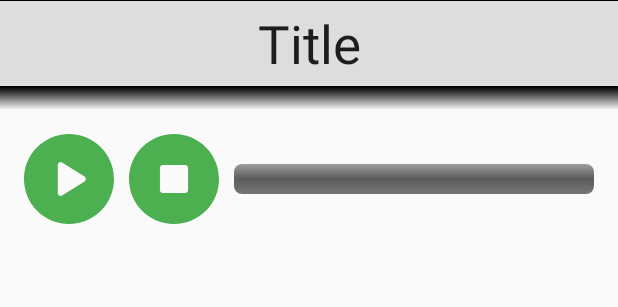
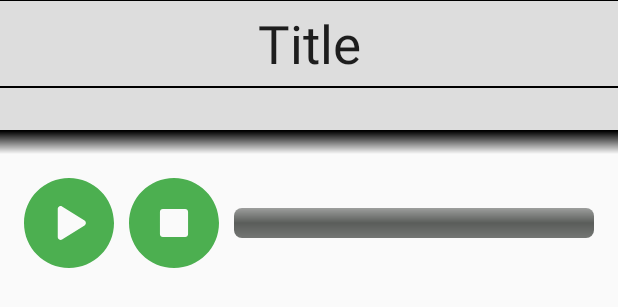
Before and after one commit to ingogbe/ecomuseu-guide, an Android app: the layout fragment_exposition.xml on its own in the app's theme, with its tools: preview values and no code run, on a phone screen of 412 x 824 dp. Shown: the top 307 px of the screen. Run offline under Robolectric (Android 15) with nearby library versions, the phone set to English and light mode, and no system bars.

Commit message:
FloatingActionButton on map, Room name at exposition - Added FloatingActionButton on the left, opens map labels popup - Added Room name at exposition fragment

```diff
--- a/app/src/main/java/com/ingoguilherme/ecomuseuguide/view/activities/MainActivity.java
+++ b/app/src/main/java/com/ingoguilherme/ecomuseuguide/view/activities/MainActivity.java
@@ -264,6 +264,7 @@ public class MainActivity extends AppCompatActivity
             sendIntent.putExtra(Intent.EXTRA_TEXT, texto);
             sendIntent.setType("text/plain");
             startActivity(Intent.createChooser(sendIntent, getResources().getText(R.string.send_to)));
+
         }
 
         DrawerLayout drawer = (DrawerLayout) findViewById(R.id.drawer_layout);
--- a/app/src/main/java/com/ingoguilherme/ecomuseuguide/view/adapter/ExpositionListAdapter.java
+++ b/app/src/main/java/com/ingoguilherme/ecomuseuguide/view/adapter/ExpositionListAdapter.java
@@ -30,11 +30,13 @@ public class ExpositionListAdapter extends ArrayAdapter<Room> {
 	Context context;
 	private final LayoutInflater inflater;
 	FragmentTransaction ft;
+	Room room;
 
-	public ExpositionListAdapter(Context context, int resource, ArrayList<Exposition> expositions, FragmentTransaction ft) {
+	public ExpositionListAdapter(Context context, int resource, ArrayList<Exposition> expositions, FragmentTransaction ft, Room room) {
 		super(context, resource);
 		this.context = context;
 		this.ft = ft;
+		this.room = room;
 		inflater = LayoutInflater.from(context);
 		this.expositions = expositions;
 	}
@@ -78,7 +80,7 @@ public class ExpositionListAdapter extends ArrayAdapter<Room> {
     }
 
     public void expositionClick(Exposition e){
-		Fragment f = ExpositionFragment.newInstance(e);
+		Fragment f = ExpositionFragment.newInstance(e, room.getId());
 		MainActivity.addLastOpenedFragment(f);
 		ft.replace(R.id.your_placeholder, f);
 		ft.commit();
--- a/app/src/main/java/com/ingoguilherme/ecomuseuguide/view/fragments/ExpositionListFragment.java
+++ b/app/src/main/java/com/ingoguilherme/ecomuseuguide/view/fragments/ExpositionListFragment.java
@@ -72,7 +72,7 @@ public class ExpositionListFragment extends Fragment {
 
             if(expositions.size() == 1){
                 MainActivity.getLastOpenedFragment();
-                Fragment f = ExpositionFragment.newInstance(expositions.get(0));
+                Fragment f = ExpositionFragment.newInstance(expositions.get(0),room.getId());
                 MainActivity.addLastOpenedFragment(f);
                 FragmentTransaction ft = getActivity().getSupportFragmentManager().beginTransaction();
                 ft.replace(R.id.your_placeholder, f);
@@ -102,7 +102,7 @@ public class ExpositionListFragment extends Fragment {
         if(expositions.size() == 1)
             expositions.remove(0);
 
-        ExpositionListAdapter expositionsAdapter = new ExpositionListAdapter(rootView.getContext(), R.layout.item_list_exposition, expositions, getActivity().getSupportFragmentManager().beginTransaction());
+        ExpositionListAdapter expositionsAdapter = new ExpositionListAdapter(rootView.getContext(), R.layout.item_list_exposition, expositions, getActivity().getSupportFragmentManager().beginTransaction(),room);
         listView.setAdapter(expositionsAdapter);
 
         return rootView;
--- a/app/src/main/res/layout/fragment_exposition.xml
+++ b/app/src/main/res/layout/fragment_exposition.xml
@@ -25,6 +25,15 @@
                 android:textAlignment="center"
                 android:background="@drawable/text_line"
                 android:padding="5dp" />
+
+            <TextView
+                android:layout_width="match_parent"
+                android:layout_height="wrap_content"
+                android:id="@+id/textViewRoom"
+                android:background="@drawable/text_line"
+                android:gravity="center"
+                android:textAppearance="?android:attr/textAppearanceLarge"
+                android:layout_gravity="center" />
 
             <HorizontalScrollView
                 android:layout_width="match_parent"
--- a/app/src/main/res/values/strings.xml
+++ b/app/src/main/res/values/strings.xml
@@ -17,6 +17,7 @@
 
     <string name="nav_title_social">Social</string>
     <string name="points">Points</string>
+    <string name="room">Room</string>
 
     <string name="no_image">No Image</string>
     <string name="no_item_list">Empty</string>
```
Also changed, not shown: app/src/main/java/com/ingoguilherme/ecomuseuguide/view/fragments/ExpositionFragment.java (+16 -2 lines), app/src/main/java/com/ingoguilherme/ecomuseuguide/view/fragments/QRCodeFragment.java (+8 -7 lines), 2 other files.
